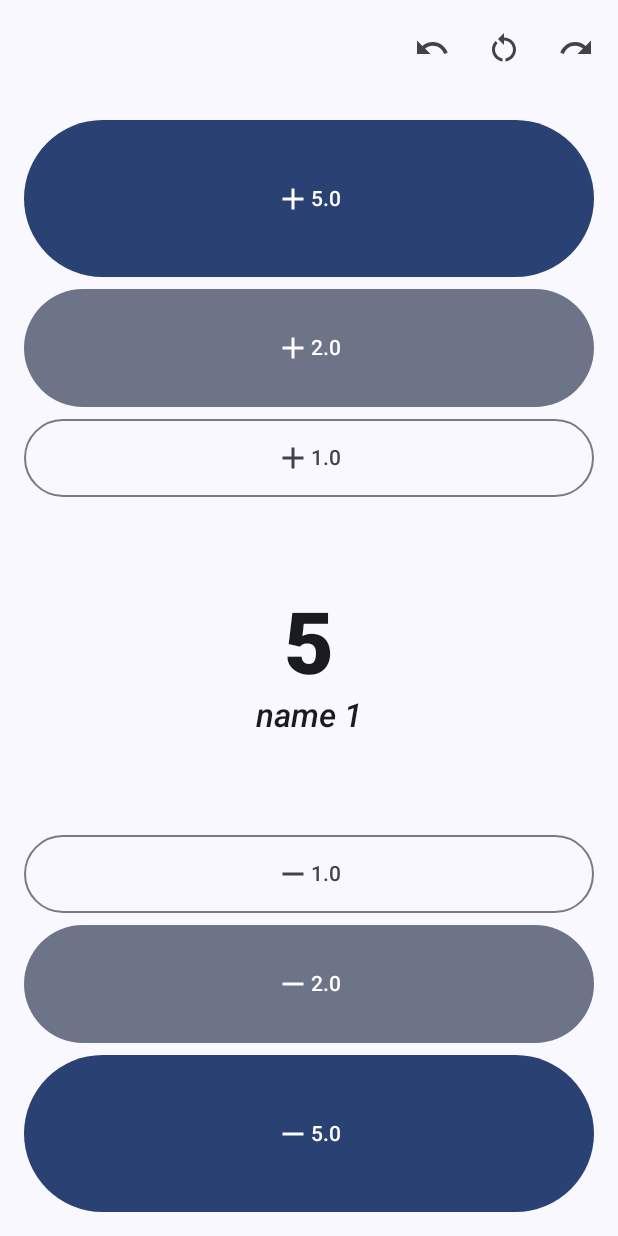
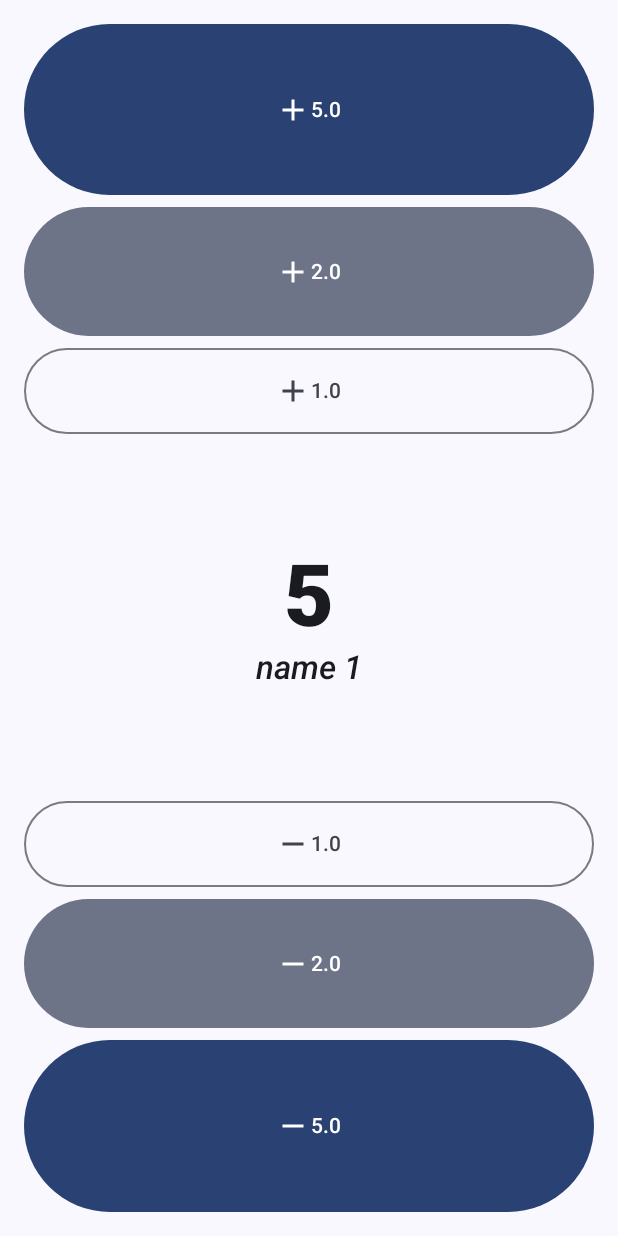
Before and after one commit to John-Tuesday/messy-ink, an Android app built with Jetpack Compose: the @Preview function GameCounterPreview, on a phone screen of 412 x 824 dp. Run offline under Robolectric (Android 15) with nearby library versions, the phone set to English and light mode, and no system bars.

Commit message:
merge edit actions with screen center; instead of the app bar

```diff
--- a/app/src/main/java/org/calamarfederal/messyink/feature_counter/presentation/game_counter/GameCounterScreen.kt
+++ b/app/src/main/java/org/calamarfederal/messyink/feature_counter/presentation/game_counter/GameCounterScreen.kt
@@ -1,19 +1,29 @@
 package org.calamarfederal.messyink.feature_counter.presentation.game_counter
 
+import androidx.compose.animation.AnimatedContent
+import androidx.compose.animation.AnimatedVisibility
+import androidx.compose.animation.ExperimentalAnimationApi
 import androidx.compose.foundation.layout.Arrangement
+import androidx.compose.foundation.layout.Box
 import androidx.compose.foundation.layout.Column
 import androidx.compose.foundation.layout.ExperimentalLayoutApi
+import androidx.compose.foundation.layout.Row
 import androidx.compose.foundation.layout.consumeWindowInsets
 import androidx.compose.foundation.layout.fillMaxSize
 import androidx.compose.foundation.layout.fillMaxWidth
 import androidx.compose.foundation.layout.padding
 import androidx.compose.material.icons.Icons
+import androidx.compose.material.icons.Icons.Filled
 import androidx.compose.material.icons.filled.Add
+import androidx.compose.material.icons.filled.Redo
 import androidx.compose.material.icons.filled.Remove
+import androidx.compose.material.icons.filled.RestartAlt
+import androidx.compose.material.icons.filled.Undo
 import androidx.compose.material3.Button
 import androidx.compose.material3.ExperimentalMaterial3Api
 import androidx.compose.material3.FilledTonalButton
 import androidx.compose.material3.Icon
+import androidx.compose.material3.IconButton
 import androidx.compose.material3.MaterialTheme
 import androidx.compose.material3.OutlinedButton
 import androidx.compose.material3.Scaffold
@@ -51,7 +61,6 @@ private fun GameCounterPreview() {
     }
 }
 
-
 /**
  *  # Game Counter Screen
  *
@@ -72,12 +81,12 @@ fun GameCounterScreen(
     Scaffold(
         modifier = modifier,
         topBar = {
-            GameCounterAppBar(
-                onReset = onReset,
-                onUndo = onUndo,
-                onRedo = onRedo,
-                onNavigateUp = onNavigateUp,
-            )
+//            GameCounterAppBar(
+//                onReset = onReset,
+//                onUndo = onUndo,
+//                onRedo = onRedo,
+//                onNavigateUp = onNavigateUp,
+//            )
         },
     ) { padding ->
         Surface(
@@ -90,6 +99,9 @@ fun GameCounterScreen(
                 counter = counter,
                 tickSum = tickSum,
                 onAddTick = onAddTick,
+                onRedo = onRedo,
+                onReset = onReset,
+                onUndo = onUndo,
                 modifier = Modifier.padding(16.dp)
             )
         }
@@ -101,6 +113,9 @@ private fun GameCounterLayout(
     counter: UiCounter,
     tickSum: Double,
     onAddTick: (Double) -> Unit,
+    onUndo: () -> Unit,
+    onRedo: () -> Unit,
+    onReset: () -> Unit,
     modifier: Modifier = Modifier,
 ) {
     var showAmountPrompt by rememberSaveable { mutableStateOf(false) }
@@ -109,6 +124,9 @@ private fun GameCounterLayout(
         tickSum = tickSum,
         onAddTick = onAddTick,
         onAddCustomTick = { showAmountPrompt = true },
+        onUndo = onUndo,
+        onRedo = onRedo,
+        onReset = onReset,
         modifier = modifier
     )
     CustomTickEntryDialog(
@@ -124,6 +142,9 @@ private fun VerticalGameCounter(
     tickSum: Double,
     onAddTick: (Double) -> Unit,
     onAddCustomTick: () -> Unit,
+    onReset: () -> Unit,
+    onUndo: () -> Unit,
+    onRedo: () -> Unit,
     modifier: Modifier = Modifier,
     mainAmount: Double = 5.00,
     mediumAmount: Double = 2.00,
@@ -156,6 +177,9 @@ private fun VerticalGameCounter(
             counter = counter,
             tickSum = tickSum,
             onAddCustomTick = onAddCustomTick,
+            onReset = onReset,
+            onRedo = onRedo,
+            onUndo = onUndo,
             modifier = Modifier.weight(2 * mainWeight),
         )
         SmallestTickButton(
@@ -180,7 +204,6 @@ private fun VerticalGameCounter(
     }
 }
 
-
 @Composable
 private fun MainTickButton(
     amount: Double,
@@ -195,7 +218,6 @@ private fun MainTickButton(
         Text("${amount.absoluteValue}")
     }
 }
-
 
 @Composable
 private fun MiddleTickButton(
@@ -233,7 +255,13 @@ private fun CounterCenter(
     counter: UiCounter,
     tickSum: Double,
     onAddCustomTick: () -> Unit,
+    onUndo: () -> Unit,
+    onRedo: () -> Unit,
+    onReset: () -> Unit,
     modifier: Modifier = Modifier,
+    enableUndo: Boolean = false,
+    enableRedo: Boolean = false,
+    enableReset: Boolean = false,
 ) {
     Surface(
         modifier = modifier,
@@ -261,6 +289,50 @@ private fun CounterCenter(
                 fontStyle = FontStyle.Italic,
                 fontWeight = FontWeight.Medium,
             )
+            AnimatedEditActions(
+                onRedo = onRedo,
+                onUndo = onUndo,
+                onReset = onReset,
+                enableRedo = enableRedo,
+                enableUndo = enableUndo,
+                enableReset = enableReset,
+                modifier = Modifier.fillMaxWidth(),
+            )
         }
     }
 }
+
+@Composable
+private fun AnimatedEditActions(
+    onRedo: () -> Unit,
+    onUndo: () -> Unit,
+    onReset: () -> Unit,
+    enableRedo: Boolean,
+    enableUndo: Boolean,
+    enableReset: Boolean,
+    modifier: Modifier = Modifier,
+) {
+    Row(modifier = modifier) {
+        Box(modifier = Modifier.weight(1f), contentAlignment = Alignment.Center) {
+            this@Row.AnimatedVisibility(visible = enableUndo) {
+                IconButton(onClick = onUndo) {
+                    Icon(Icons.Filled.Undo, "undo")
+                }
+            }
+        }
+        Box(modifier = Modifier.weight(1f), contentAlignment = Alignment.Center) {
+            this@Row.AnimatedVisibility(visible = enableReset) {
+                IconButton(onClick = onReset) {
+                    Icon(Icons.Filled.RestartAlt, "reset")
+                }
+            }
+        }
+        Box(modifier = Modifier.weight(1f), contentAlignment = Alignment.Center) {
+            this@Row.AnimatedVisibility(visible = enableRedo) {
+                IconButton(onClick = onRedo) {
+                    Icon(Icons.Filled.Redo, "redo")
+                }
+            }
+        }
+    }
+}
```
